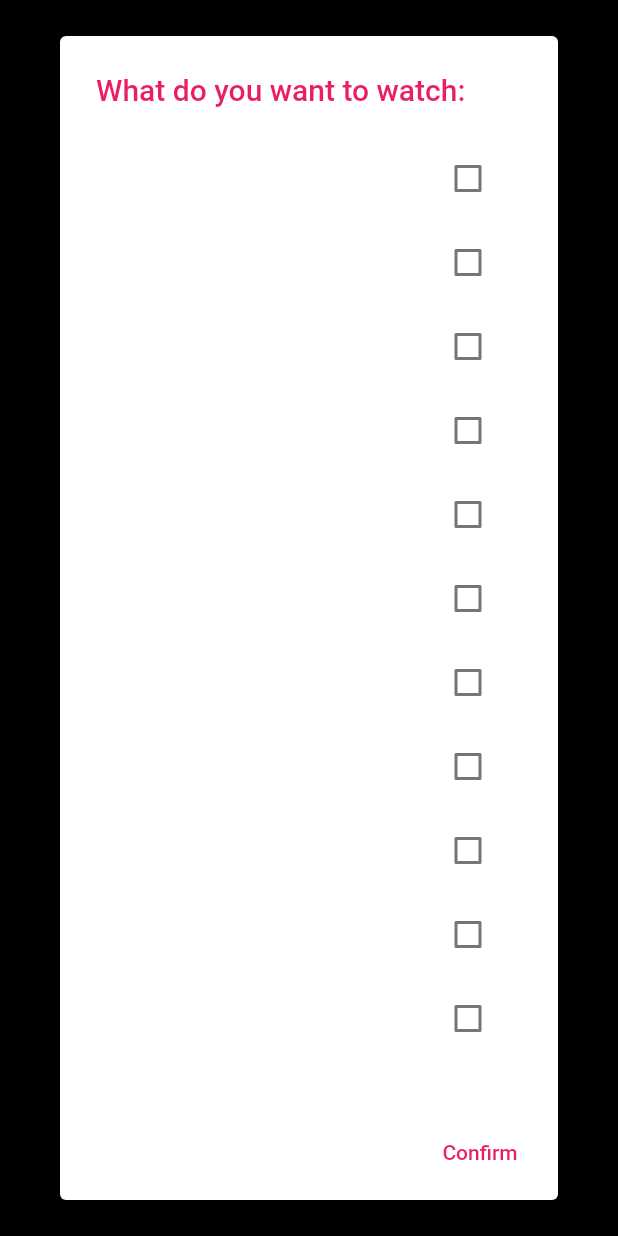
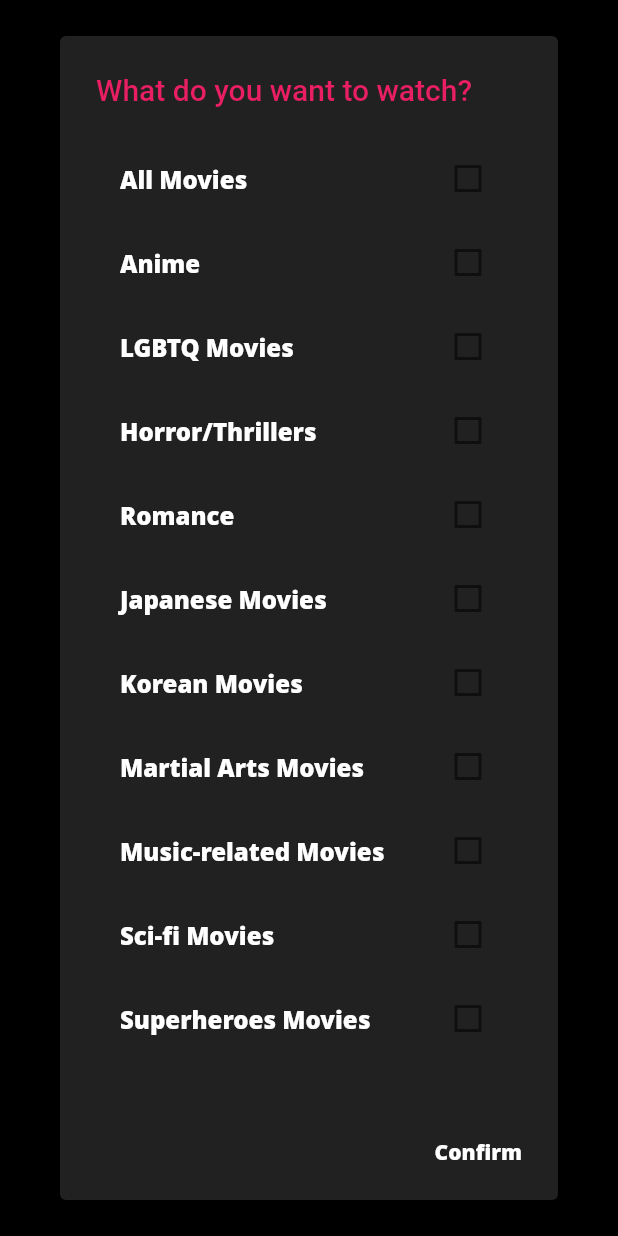
Before and after one commit to MovieNightCC/MovieNight, a Flutter app: what filterPop() shows on an empty page, opened directly, on a phone screen of 412 x 824 dp. Run offline on Flutter 3.47's test engine with Material 2 defaults, Android fonts, the phone set to English and light mode, and no system bars; our stand-ins replace cloud_firestore, dio, firebase_auth, firebase_core, firebase_messaging, firebase_storage and 4 more; missing offline and left inert: neon; accounts and stored records are empty; network calls fail; Roboto replaces fonts that are missing (Open Sans).

Commit message:
plash screen, rush and movie info ui
Co-authored-by: kenny01123 <kenny01123@users.noreply.github.com>
Co-authored-by: onigirijack <onigirijack@users.noreply.github.com>

```diff
--- a/client/lib/Screens/addPairPage.dart
+++ b/client/lib/Screens/addPairPage.dart
@@ -53,11 +53,12 @@ class AddPairPage extends StatelessWidget {
                     showDialog(
                         context: context,
                         builder: (_) => new AlertDialog(
+                              backgroundColor: Colors.grey[900],
                               title: new Text("Alert",
                                   style: TextStyle(color: Colors.grey[900])),
                               content: new Text(
                                   "Please enter a valid email address.",
-                                  style: TextStyle(color: Colors.white)),
+                                  style: TextStyle(color: Colors.pinkAccent)),
                               actions: <Widget>[
                                 FlatButton(
                                   child: Text('Close me!'),
--- a/client/lib/Screens/filterPopup.dart
+++ b/client/lib/Screens/filterPopup.dart
@@ -31,14 +31,20 @@ void filterPop(context) {
       builder: (context) {
         return StatefulBuilder(builder: (context, setState) {
           return new AlertDialog(
-            title: new Text("What do you want to watch:",
+            backgroundColor: Colors.grey[900],
+            title: new Text("What do you want to watch?",
                 style: TextStyle(color: Colors.pink)),
             content: Container(
               width: double.maxFinite,
               child: ListView(children: <Widget>[
                 CheckboxListTile(
-                  title:
-                      Text("All Movies", style: TextStyle(color: Colors.white)),
+                  title: Text("All Movies",
+                      style: TextStyle(
+                        color: Colors.white,
+                        fontWeight: FontWeight.w900,
+                        fontFamily: 'Open Sans',
+                        height: 1.5,
+                      )),
                   value: clickedAll,
                   onChanged: (val) {
                     setState(() {
@@ -142,7 +148,13 @@ void filterPop(context) {
                   },
                 ),
                 CheckboxListTile(
-                  title: Text("Anime", style: TextStyle(color: Colors.white)),
+                  title: Text("Anime",
+                      style: TextStyle(
+                        fontWeight: FontWeight.w900,
+                        color: Colors.white,
+                        fontFamily: 'Open Sans',
+                        height: 1.5,
+                      )),
                   value: clickedAnime,
                   onChanged: (val) {
                     setState(() {
@@ -159,7 +171,12 @@ void filterPop(context) {
                 ),
                 CheckboxListTile(
                   title: Text("LGBTQ Movies",
-                      style: TextStyle(color: Colors.white)),
+                      style: TextStyle(
+                        fontWeight: FontWeight.w900,
+                        color: Colors.white,
+                        fontFamily: 'Open Sans',
+                        height: 1.5,
+                      )),
                   value: clickedLGBT,
                   onChanged: (val) {
                     setState(() {
@@ -176,7 +193,12 @@ void filterPop(context) {
                 ),
                 CheckboxListTile(
                   title: Text("Horror/Thrillers",
-                      style: TextStyle(color: Colors.white)),
+                      style: TextStyle(
+                        fontWeight: FontWeight.w900,
+                        color: Colors.white,
+                        fontFamily: 'Open Sans',
+                        height: 1.5,
+                      )),
                   value: clickedHorror,
                   onChanged: (val) {
                     setState(() {
@@ -193,7 +215,13 @@ void filterPop(context) {
                   },
                 ),
                 CheckboxListTile(
-                  title: Text("Romance", style: TextStyle(color: Colors.white)),
+                  title: Text("Romance",
+                      style: TextStyle(
+                        fontWeight: FontWeight.w900,
+                        color: Colors.white,
+                        fontFamily: 'Open Sans',
+                        height: 1.5,
+                      )),
                   value: clickedRomance,
                   onChanged: (val) {
                     setState(() {
@@ -210,7 +238,12 @@ void filterPop(context) {
                 ),
                 CheckboxListTile(
                   title: Text("Japanese Movies",
-                      style: TextStyle(color: Colors.white)),
+                      style: TextStyle(
+                        fontWeight: FontWeight.w900,
+                        color: Colors.white,
+                        fontFamily: 'Open Sans',
+                        height: 1.5,
+                      )),
                   value: clickedJapan,
                   onChanged: (val) {
                     setState(() {
@@ -228,7 +261,12 @@ void filterPop(context) {
                 ),
                 CheckboxListTile(
                   title: Text("Korean Movies",
-                      style: TextStyle(color: Colors.white)),
+                      style: TextStyle(
+                        fontWeight: FontWeight.w900,
+                        color: Colors.white,
+                        fontFamily: 'Open Sans',
+                        height: 1.5,
+                      )),
                   value: clickedKorea,
                   onChanged: (val) {
                     setState(() {
@@ -246,7 +284,12 @@ void filterPop(context) {
                 ),
                 CheckboxListTile(
                   title: Text("Martial Arts Movies",
-                      style: TextStyle(color: Colors.white)),
+                      style: TextStyle(
+                        fontWeight: FontWeight.w900,
+                        color: Colors.white,
+                        fontFamily: 'Open Sans',
+                        height: 1.5,
+                      )),
                   value: clickedMartial,
                   onChanged: (val) {
                     setState(() {
@@ -264,7 +307,12 @@ void filterPop(context) {
                 ),
                 CheckboxListTile(
                   title: Text("Music-related Movies",
-                      style: TextStyle(color: Colors.white)),
+                      style: TextStyle(
+                        fontWeight: FontWeight.w900,
+                        color: Colors.white,
+                        fontFamily: 'Open Sans',
+                        height: 1.5,
+                      )),
                   value: clickedMusic,
                   onChanged: (val) {
                     setState(() {
@@ -282,7 +330,12 @@ void filterPop(context) {
                 ),
                 CheckboxListTile(
                   title: Text("Sci-fi Movies",
-                      style: TextStyle(color: Colors.white)),
+                      style: TextStyle(
+                        fontWeight: FontWeight.w900,
+                        color: Colors.white,
+                        fontFamily: 'Open Sans',
+                        height: 1.5,
+                      )),
                   value: clickedScifi,
                   onChanged: (val) {
                     setState(() {
@@ -300,7 +353,12 @@ void filterPop(context) {
                 ),
                 CheckboxListTile(
                   title: Text("Superheroes Movies",
-                      style: TextStyle(color: Colors.white)),
+                      style: TextStyle(
+                        fontWeight: FontWeight.w900,
+                        color: Colors.white,
+                        fontFamily: 'Open Sans',
+                        height: 1.5,
+                      )),
                   value: clickedSuperhero,
                   onChanged: (val) {
                     setState(() {
@@ -321,7 +379,12 @@ void filterPop(context) {
             actions: <Widget>[
               new FlatButton(
                   child: const Text("Confirm",
-                      style: TextStyle(color: Colors.pink)),
+                      style: TextStyle(
+                        fontWeight: FontWeight.w900,
+                        color: Colors.white,
+                        fontFamily: 'Open Sans',
+                        height: 1.5,
+                      )),
                   onPressed: () {
                     if (chosenGenre.length == 0) {
                       Navigator.push(
--- a/client/lib/Screens/movieMatchesInfo.dart
+++ b/client/lib/Screens/movieMatchesInfo.dart
@@ -43,7 +43,7 @@ class _MatchInfoState extends State<MatchInfo> {
           Opacity(
             opacity: 0.2,
             child: Image.network(matchesMovieData[current]['img'],
-                height: MediaQuery.of(context).size.height * 0.85,
+                height: MediaQuery.of(context).size.height * 1.0,
                 // width: 100,
                 fit: BoxFit.fitWidth),
           ),
--- a/client/lib/Screens/profile.dart
+++ b/client/lib/Screens/profile.dart
@@ -98,6 +98,7 @@ class _ProfileState extends State<Profile> {
                               showDialog(
                                   context: context,
                                   builder: (_) => new AlertDialog(
+                                        backgroundColor: Colors.grey[900],
                                         title: new Text("Alert",
                                             style: TextStyle(
                                                 color: Colors.grey[900])),
@@ -109,7 +110,7 @@ class _ProfileState extends State<Profile> {
                                           FlatButton(
                                             child: Text('No, go back',
                                                 style: TextStyle(
-                                                    color: Colors.pink)),
+                                                    color: Colors.purple)),
                                             onPressed: () {
                                               Navigator.of(context,
                                                       rootNavigator: true)
--- a/client/lib/Screens/signinform.dart
+++ b/client/lib/Screens/signinform.dart
@@ -86,6 +86,7 @@ class _SignFormState extends State<SignForm> {
                   showDialog(
                       context: context,
                       builder: (_) => new AlertDialog(
+                            backgroundColor: Colors.grey[900],
                             title: new Text("Alert",
                                 style: TextStyle(color: Colors.grey[900])),
                             content: new Text(result,
--- a/client/lib/main.dart
+++ b/client/lib/main.dart
@@ -133,10 +133,11 @@ class PushNotificationService {
                   title: new Text("Alert",
                       style: TextStyle(color: Colors.grey[900])),
                   content: new Text(message['notification']['title'],
-                      style: TextStyle(color: Colors.black)),
+                      style: TextStyle(color: Colors.white)),
                   actions: <Widget>[
                     FlatButton(
-                      child: Text('Close me!'),
+                      child: Text('Close me!',
+                          style: TextStyle(color: Colors.pink)),
                       onPressed: () {
                         Navigator.of(context, rootNavigator: true).pop();
                       },
```
Also changed, not shown: client/lib/Screens/movieInfo.dart (+18 -23 lines), client/lib/Screens/onboardbody.dart (+68 -27 lines), client/lib/Screens/rush_two.dart (+7 -14 lines), client/lib/Screens/swiper.dart (+19 -19 lines), client/assets/img/opening.png (added), client/assets/img/waiting.png (added), client/flutter_02.png (added), 3 other files.
